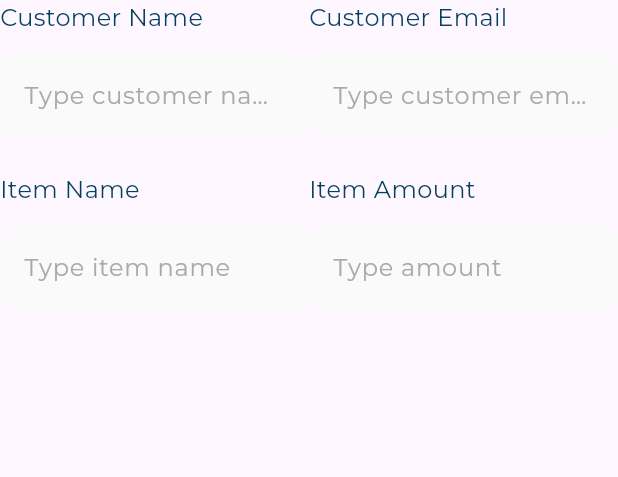
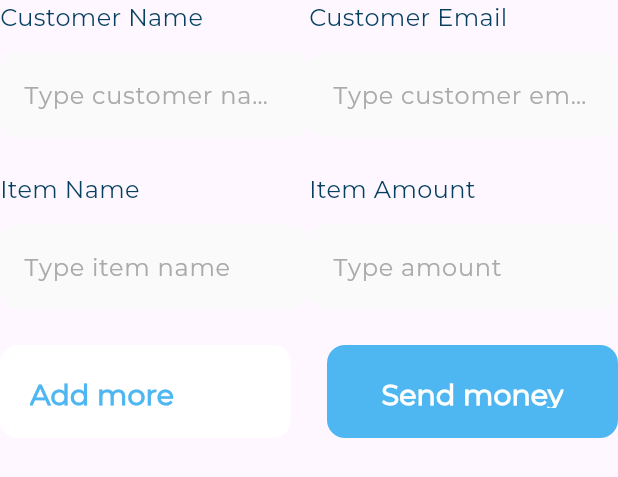
Before and after one commit to omarabady1/Responsive-Admin-Dashboard, a Flutter app: the QuickInvoiceForm widget shown alone on an empty page, opened directly, on a phone screen of 412 x 824 dp. Shown: the top 477 px of the screen. Run offline on Flutter 3.47's test engine with Material 3 defaults, Android fonts, the phone set to English and light mode, and no system bars; our stand-ins replace flutter_svg.

Commit message:
QuickInvoice Section Done

```diff
--- a/lib/widgets/quick_invoice_form.dart
+++ b/lib/widgets/quick_invoice_form.dart
@@ -1,10 +1,9 @@
 import 'package:flutter/material.dart';
+import 'package:responsive_admin_dashboard/utils/app_styles.dart';
 import 'package:responsive_admin_dashboard/widgets/title_text_field.dart';
 
 class QuickInvoiceForm extends StatelessWidget {
-  const QuickInvoiceForm({
-    super.key,
-  });
+  const QuickInvoiceForm({super.key});
 
   @override
   Widget build(BuildContext context) {
@@ -13,26 +12,81 @@ class QuickInvoiceForm extends StatelessWidget {
         Row(
           children: [
             Expanded(
-              child: TitleTextField(title: 'Customer Name', hint: 'Type customer name',),
+              child: TitleTextField(
+                title: 'Customer Name',
+                hint: 'Type customer name',
+              ),
             ),
             Expanded(
-              child: TitleTextField(title: 'Customer Email', hint: 'Type customer email',),
+              child: TitleTextField(
+                title: 'Customer Email',
+                hint: 'Type customer email',
+              ),
             ),
           ],
         ),
-        SizedBox(height: 24,),
+        SizedBox(height: 24),
         Row(
           children: [
             Expanded(
-              child: TitleTextField(title: 'Item Name', hint: 'Type item name',),
+              child: TitleTextField(title: 'Item Name', hint: 'Type item name'),
             ),
             Expanded(
-              child: TitleTextField(title: 'Item Amount', hint: 'Type amount',),
+              child: TitleTextField(title: 'Item Amount', hint: 'Type amount'),
             ),
           ],
         ),
-        SizedBox(height: 24,),
+        SizedBox(height: 24),
+        Row(
+          children: [
+            Expanded(
+              child: CustomButton(
+                buttonColor: Colors.white,
+                text: Text('Add more details', style: AppStyle.styleSemiBold18),
+              ),
+            ),
+            SizedBox(width: 24),
+            Expanded(
+              child: CustomButton(
+                buttonColor: const Color(0xff4EB7F2),
+                text: Text(
+                  'Send money',
+                  style: AppStyle.styleSemiBold18.copyWith(color: Colors.white),
+                ),
+              ),
+            ),
+          ],
+        ),
       ],
     );
   }
 }
+
+class CustomButton extends StatelessWidget {
+  const CustomButton({
+    super.key,
+    required this.buttonColor,
+    required this.text,
+  });
+  final Color buttonColor;
+  final Text text;
+
+  @override
+  Widget build(BuildContext context) {
+    return SizedBox(
+      height: 62,
+      child: ElevatedButton(
+        onPressed: () {},
+        style: ElevatedButton.styleFrom(
+          padding: EdgeInsets.all(20),
+          backgroundColor: buttonColor,
+          shape: RoundedRectangleBorder(
+            borderRadius: BorderRadius.circular(12),
+          ),
+          elevation: 0,
+        ),
+        child: text,
+      ),
+    );
+  }
+}
```
Also changed, not shown: lib/widgets/all_expenses_and_quick_invoice_section.dart (added, +22 -0 lines), lib/widgets/desktop_layout.dart (+2 -11 lines).
